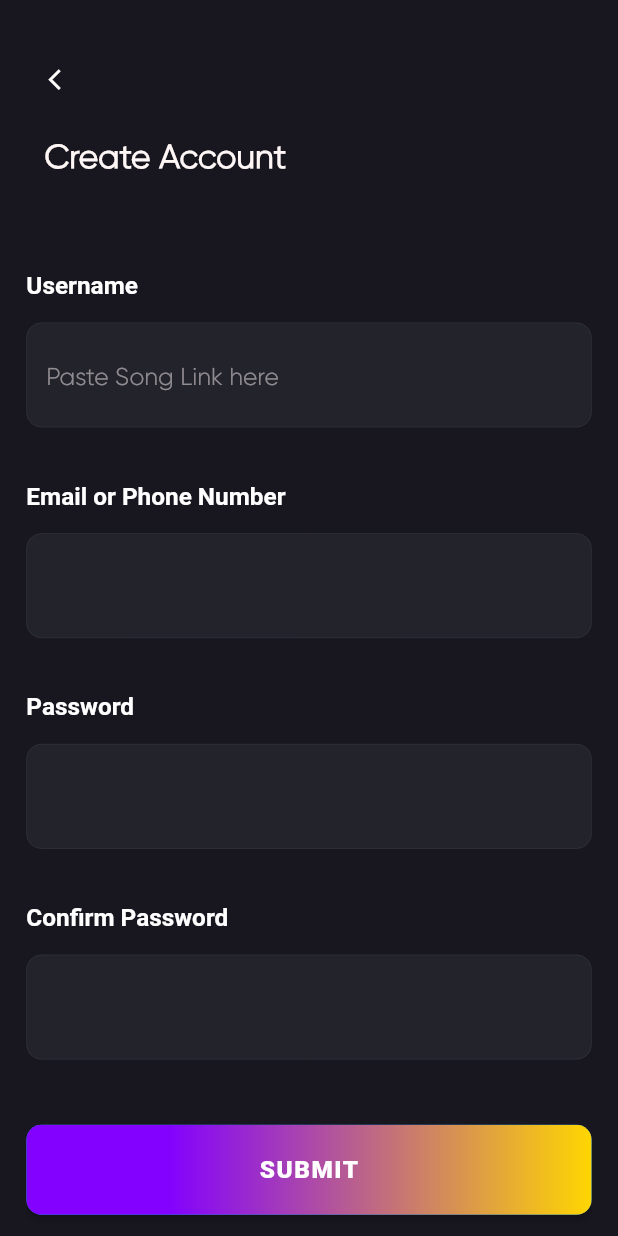
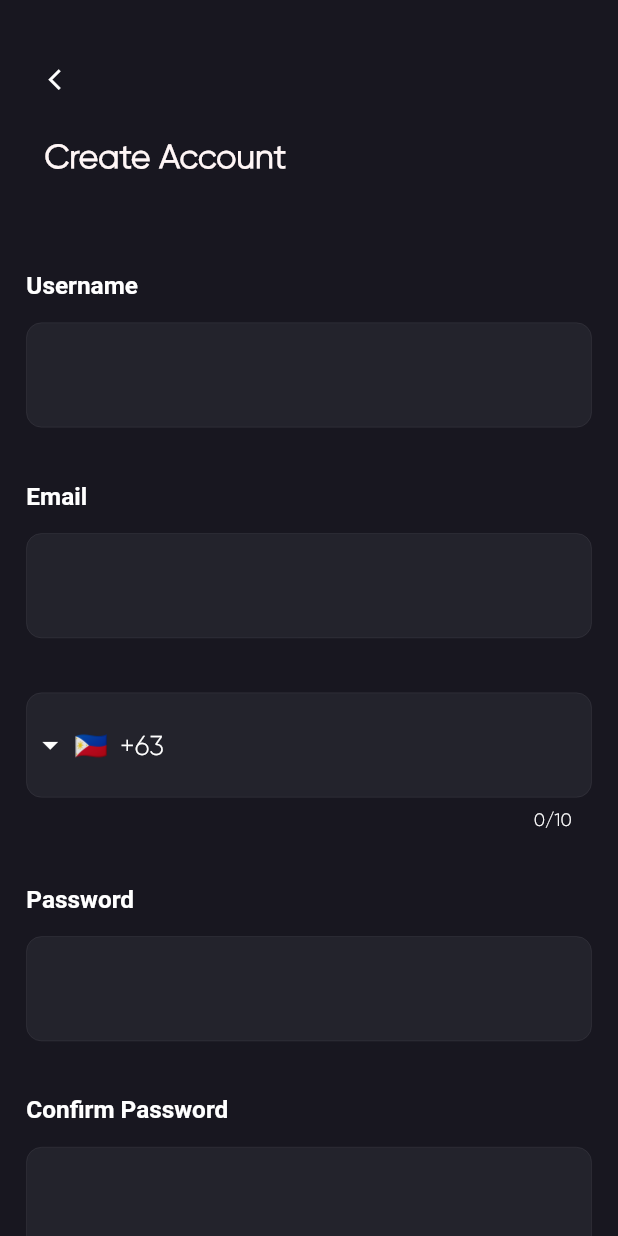
Before and after one commit to ConvrtX-Inc/beat-bridge-mobile, a Flutter app: the RegisterInputScreen screen opened by its route, on a phone screen of 412 x 824 dp. Run offline on Flutter 3.47's test engine with Material 2 defaults, Android fonts, the phone set to English and light mode, and no system bars; drawn by our look-alikes of intl_phone_field; our stand-ins replace animated_splash_screen, audio_video_progress_bar, flutter_bluetooth_serial, flutter_dotenv, flutter_screenutil, flutter_secure_storage and 9 more; missing offline and left inert: bs_flutter_modal, flutter_stripe, spotify, spotify_sdk; accounts and stored records are empty; Roboto replaces fonts that are missing (Gilroy-bold).

Commit message:
task updates
add app icons
fix registration not working

```diff
--- a/lib/constants/app_constants.dart
+++ b/lib/constants/app_constants.dart
@@ -173,8 +173,11 @@ class AppTextConstants {
   /// Returns paste song link here text
   static String pasteSongLinkHere = 'Paste Song Link here';
 
-  /// Returns email or phone number text
-  static String emailOrPhoneNumber = 'Email or Phone Number';
+  /// Returns email
+  static String regEmail = 'Email';
+
+  /// Returns phone number
+  static String regPhone = 'Phone Number';
 
   /// Returns submit text
   static String submit = 'Submit';
--- a/lib/screens/auths/registers/screens/register.dart
+++ b/lib/screens/auths/registers/screens/register.dart
@@ -13,6 +13,8 @@ import 'package:beatbridge/widgets/buttons/app_button_rounded_gradient.dart';
 import 'package:flutter/foundation.dart';
 import 'package:flutter/material.dart';
 import 'package:flutter_screenutil/flutter_screenutil.dart';
+import 'package:intl_phone_field/intl_phone_field.dart';
+import 'package:intl_phone_field/phone_number.dart';
 
 /// Screen for register input
 class RegisterInputScreen extends StatefulWidget {
@@ -27,15 +29,16 @@ class _RegisterInputScreenState extends State<RegisterInputScreen> {
   static final GlobalKey<FormState> registerGlobalFormKey =
       GlobalKey<FormState>();
   final TextEditingController _usernameController = TextEditingController();
-  final TextEditingController _emailOrPhoneNumberController =
-      TextEditingController();
+  final TextEditingController _emailTextController = TextEditingController();
+  final TextEditingController _phoneTextController = TextEditingController();
   final TextEditingController _passwordController = TextEditingController();
   final TextEditingController _confirmPasswordController =
       TextEditingController();
   final ValidatorHelper _globalValidator = ValidatorHelper();
 
   String _username = '';
-  String _emailOrPhoneNumber = '';
+  String _email = '';
+  String _phonenumber = '';
   String _password = '';
   String _confirmPassword = '';
   bool _isAPICallInProgress = false;
@@ -99,26 +102,71 @@ class _RegisterInputScreenState extends State<RegisterInputScreen> {
         },
             separatorHeight: 15,
             controller: _usernameController,
-            inputPlaceholder: AppTextConstants.pasteSongLinkHere,
+            // inputPlaceholder: AppTextConstants.pasteSongLinkHere,
             keyType: TextInputType.name),
         SizedBox(height: 36.h),
         FormHelper.inputFieldWidgetWithController(
-            context,
-            AppTextConstants.emailOrPhoneNumber,
-            AppTextConstants.emailOrPhoneNumber, (String onValidateValue) {
+            context, AppTextConstants.regEmail, AppTextConstants.regEmail,
+            (String onValidateValue) {
           if (onValidateValue.isEmpty) {
-            return '${AppTextConstants.emailOrPhoneNumber} cannot be empty';
+            return '${AppTextConstants.regEmail} cannot be empty';
           }
           if (!_globalValidator.isValidEmail(onValidateValue)) {
             return AppTextConstants.invalidEmailFormat;
           }
           return null;
         }, (String onSavedValue) {
-          _emailOrPhoneNumber = onSavedValue.toString().trim();
+          _email = onSavedValue.toString().trim();
         },
             separatorHeight: 15,
-            controller: _emailOrPhoneNumberController,
+            controller: _emailTextController,
             keyType: TextInputType.emailAddress),
+        SizedBox(height: 36.h),
+        // FormHelper.inputFieldWidgetWithController(
+        //     context, AppTextConstants.regPhone, AppTextConstants.regPhone,
+        //     (String onValidateValue) {
+        //   if (onValidateValue.isEmpty) {
+        //     return '${AppTextConstants.regPhone} cannot be empty';
+        //   }
+        //   return null;
+        // }, (String onSavedValue) {
+        //   _phonenumber = onSavedValue.toString().trim();
+        // },
+        //     separatorHeight: 15,
+        //     controller: _phoneTextController,
+        //     keyType: TextInputType.phone),
+        IntlPhoneField(
+          controller: _phoneTextController,
+          style: TextStyle(color: Colors.white, fontSize: 18.r),
+          dropdownTextStyle: TextStyle(color: Colors.white, fontSize: 18.r),
+          dropdownIcon: const Icon(
+            Icons.arrow_drop_down,
+            color: Colors.white,
+          ),
+          decoration: InputDecoration(
+            counterStyle: const TextStyle(color: Colors.white),
+            enabledBorder: OutlineInputBorder(
+              borderSide:
+                  BorderSide(color: AppColorConstants.paleSky, width: 0.1),
+              borderRadius: BorderRadius.circular(10.r),
+            ),
+            filled: true,
+            hintStyle: TextStyle(
+                fontSize: 16.sp,
+                fontWeight: FontWeight.w500,
+                color: AppColorConstants.roseWhite.withOpacity(0.5)),
+            fillColor: AppColorConstants.paleSky.withOpacity(0.12),
+            contentPadding:
+                EdgeInsets.symmetric(horizontal: 12.w, vertical: 24.h),
+          ),
+          countries: const <String>['PH'],
+          initialCountryCode: 'PH',
+          onChanged: (PhoneNumber phone) {
+            setState(() {
+              _phonenumber = phone.completeNumber;
+            });
+          },
+        ),
         SizedBox(height: 36.h),
         FormHelper.inputFieldWidgetWithController(
             context, AppTextConstants.password, AppTextConstants.password,
@@ -164,17 +212,18 @@ class _RegisterInputScreenState extends State<RegisterInputScreen> {
           buttonText: AppTextConstants.submit,
           isLoading: _isAPICallInProgress,
           buttonCallback: () async {
+            FocusScope.of(context).requestFocus(FocusNode());
             if (validateAndSave()) {
               setState(() {
                 _isAPICallInProgress = true;
                 errorMessages = <String>[];
               });
-
+              print(_phonenumber);
               final UserModel userModelParams = UserModel(
                   username: _username,
-                  email: _emailOrPhoneNumber,
+                  email: _email,
                   password: _password,
-                  phoneNumber: '+639176291740');
+                  phoneNumber: _phonenumber);
 
               final APIStandardReturnFormat result =
                   await APIServices().register(userModelParams);
--- a/lib/utils/helpers/form_helper.dart
+++ b/lib/utils/helpers/form_helper.dart
@@ -61,7 +61,8 @@ class FormHelper {
             hintText: inputPlaceholder,
             fillColor: AppColorConstants.paleSky.withOpacity(0.12),
             contentPadding:
-                  EdgeInsets.symmetric(horizontal: 12.w, vertical: 24.h)),
+                EdgeInsets.symmetric(horizontal: 12.w, vertical: 24.h),
+          ),
         ),
       ],
     );
--- a/lib/utils/helpers/text_helper.dart
+++ b/lib/utils/helpers/text_helper.dart
@@ -19,9 +19,11 @@ class TextHelper {
             style: const TextStyle(color: Colors.red),
           ),
           SizedBox(width: 10.w),
-          Text(
+          Expanded(
+            child: Text(
               errorText,
               style: const TextStyle(color: Colors.red),
+            ),
           ),
         ],
       ),
--- a/lib/utils/services/rest_api_service.dart
+++ b/lib/utils/services/rest_api_service.dart
@@ -43,7 +43,8 @@ class APIServices {
         body: {
           'username': userParams.username,
           'email': userParams.email,
-          'phone_number': userParams.phoneNo
+          'phone_number': userParams.phoneNumber,
+          'password': userParams.password
         });
 
     if (isDebugging) {
@@ -52,7 +53,7 @@ class APIServices {
           '$apiBaseMode$apiBaseUrl${AppAPIPath.registerUrl}',
           response.statusCode,
           response.body,
-          userParams.phoneNo);
+          userParams.phoneNumber);
     }
 
     return GlobalAPIServices().formatResponseToStandardFormat(response);
--- a/pubspec.yaml
+++ b/pubspec.yaml
@@ -51,6 +51,7 @@ dependencies:
   audio_video_progress_bar: ^0.10.0 #audio slider
   logger: ^1.1.0 #logger for audio error
   stop_watch_timer: ^1.3.1
+  intl_phone_field: ^3.0.1
   # oauth2_client: ^2.3.1
   # flutter_web_auth: ^0.4.0
   # The following adds the Cupertino Icons font to your application.
```
Also changed, not shown: pubspec.lock, 6 other files. Lines whose indentation alone changed are shown as unchanged.
